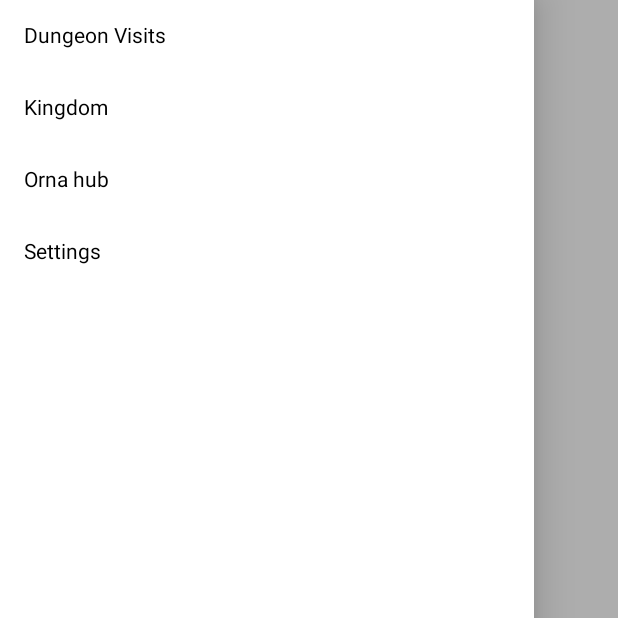
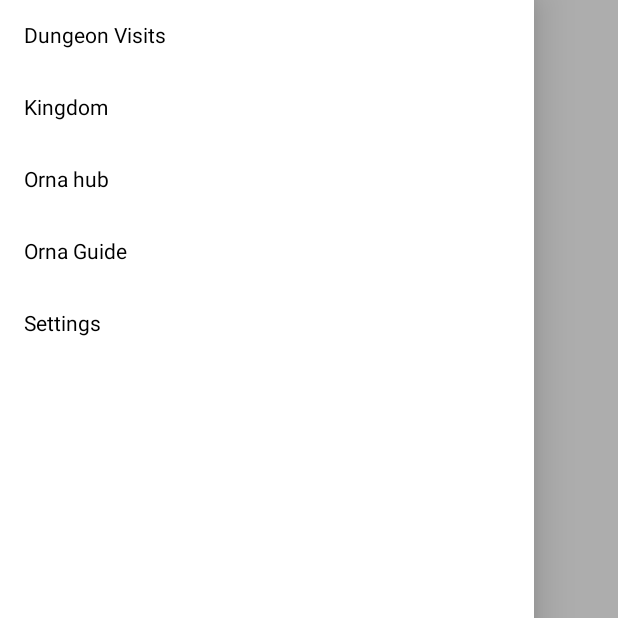
Before and after one commit to lkaino/ornaassistant, an Android app built with Jetpack Compose: the composable CustomModalDrawer shown on its own in the app's theme, after a tap on "Menu", on a phone screen of 412 x 824 dp, the top half of it. Run offline under Robolectric (Android 15) with nearby library versions, the phone set to English and light mode, and no system bars.

Commit message:
Update Themes, add Orna Guide, Remove redundant options in settings for now

```diff
--- a/app/src/main/java/com/rockethat/ornaassistant/MainActivity.kt
+++ b/app/src/main/java/com/rockethat/ornaassistant/MainActivity.kt
@@ -125,7 +125,7 @@
             val notification = NotificationCompat.Builder(this, CHANNEL_ID)
                 .setContentTitle("App is Running")
                 .setContentText("Tap to open.")
-                .setSmallIcon(R.drawable.ic_notification) // Replace with your app's notification icon
+                .setSmallIcon(R.drawable.ric_notification)
                 .setOngoing(true)
                 .build()
 
--- a/app/src/main/java/com/rockethat/ornaassistant/ModalNavigationDrawer.kt
+++ b/app/src/main/java/com/rockethat/ornaassistant/ModalNavigationDrawer.kt
@@ -22,7 +22,7 @@
 fun CustomModalDrawer(context: Context) {
     val drawerState = rememberDrawerState(initialValue = DrawerValue.Closed)
     val coroutineScope = rememberCoroutineScope() // Create a coroutine scope
-    val items = listOf("Dungeon Visits", "Kingdom", "Orna hub", "Settings")
+    val items = listOf("Dungeon Visits", "Kingdom", "Orna hub", "Orna Guide", "Settings")
 
     ModalDrawer(
         drawerState = drawerState,
@@ -51,6 +51,9 @@
         }
         "Orna hub" -> {
             context.startActivity(Intent(context, OrnaHubActivity::class.java))
+        }
+        "Orna Guide" -> {
+        context.startActivity(Intent(context, OrnaGuideActivity::class.java))
         }
         "Settings" -> {
             context.startActivity(Intent(context, SettingsActivity::class.java))
--- a/app/src/main/java/com/rockethat/ornaassistant/ui/fragment/SettingFragment.kt
+++ b/app/src/main/java/com/rockethat/ornaassistant/ui/fragment/SettingFragment.kt
@@ -1,4 +1,4 @@
-package com.lloir.ornaassistant.ui.fragment
+package com.rockethat.ornaassistant.ui.fragment
 
 import android.content.Intent
 import android.os.Build
@@ -10,7 +10,7 @@
 import androidx.preference.Preference
 import androidx.preference.PreferenceFragmentCompat
 import androidx.preference.PreferenceManager
-import com.lloir.ornaassistant.R
+import com.rockethat.ornaassistant.R
 
 class SettingFragment : PreferenceFragmentCompat() {
     override fun onCreatePreferences(savedInstanceState: Bundle?, rootKey: String?) {
--- a/app/src/main/res/values-night/themes.xml
+++ b/app/src/main/res/values-night/themes.xml
@@ -14,18 +14,18 @@
         <item name="colorTertiaryContainer">@color/md_theme_dark_tertiaryContainer</item>
         <item name="colorOnTertiaryContainer">@color/md_theme_dark_onTertiaryContainer</item>
         <item name="colorError">@color/md_theme_dark_error</item>
+        <item name="colorOnError">@color/md_theme_dark_onError</item>
         <item name="colorErrorContainer">@color/md_theme_dark_errorContainer</item>
-        <item name="colorOnError">@color/md_theme_dark_onError</item>
         <item name="colorOnErrorContainer">@color/md_theme_dark_onErrorContainer</item>
+        <item name="colorOutline">@color/md_theme_dark_outline</item>
         <item name="android:colorBackground">@color/md_theme_dark_background</item>
         <item name="colorOnBackground">@color/md_theme_dark_onBackground</item>
         <item name="colorSurface">@color/md_theme_dark_surface</item>
         <item name="colorOnSurface">@color/md_theme_dark_onSurface</item>
         <item name="colorSurfaceVariant">@color/md_theme_dark_surfaceVariant</item>
         <item name="colorOnSurfaceVariant">@color/md_theme_dark_onSurfaceVariant</item>
-        <item name="colorOutline">@color/md_theme_dark_outline</item>
+        <item name="colorSurfaceInverse">@color/md_theme_dark_inverseSurface</item>
         <item name="colorOnSurfaceInverse">@color/md_theme_dark_inverseOnSurface</item>
-        <item name="colorSurfaceInverse">@color/md_theme_dark_inverseSurface</item>
         <item name="colorPrimaryInverse">@color/md_theme_dark_inversePrimary</item>
     </style>
 </resources>
--- a/app/src/main/res/values/colors.xml
+++ b/app/src/main/res/values/colors.xml
@@ -1,70 +1,66 @@
 
 <resources>
-    <color name="md_theme_light_primary">#006B5F</color>
+    <color name="seed">#6750A4</color>
+    <color name="md_theme_light_primary">#6750A4</color>
     <color name="md_theme_light_onPrimary">#FFFFFF</color>
-    <color name="md_theme_light_primaryContainer">#64F9E4</color>
-    <color name="md_theme_light_onPrimaryContainer">#00201C</color>
-    <color name="md_theme_light_secondary">#9B4500</color>
+    <color name="md_theme_light_primaryContainer">#EADDFF</color>
+    <color name="md_theme_light_onPrimaryContainer">#21005D</color>
+    <color name="md_theme_light_secondary">#625B71</color>
     <color name="md_theme_light_onSecondary">#FFFFFF</color>
-    <color name="md_theme_light_secondaryContainer">#FFDBCA</color>
-    <color name="md_theme_light_onSecondaryContainer">#331200</color>
-    <color name="md_theme_light_tertiary">#005FAC</color>
+    <color name="md_theme_light_secondaryContainer">#E8DEF8</color>
+    <color name="md_theme_light_onSecondaryContainer">#1D192B</color>
+    <color name="md_theme_light_tertiary">#7D5260</color>
     <color name="md_theme_light_onTertiary">#FFFFFF</color>
-    <color name="md_theme_light_tertiaryContainer">#D4E3FF</color>
-    <color name="md_theme_light_onTertiaryContainer">#001C39</color>
-    <color name="md_theme_light_error">#BA1A1A</color>
-    <color name="md_theme_light_errorContainer">#FFDAD6</color>
+    <color name="md_theme_light_tertiaryContainer">#FFD8E4</color>
+    <color name="md_theme_light_onTertiaryContainer">#31111D</color>
+    <color name="md_theme_light_error">#B3261E</color>
     <color name="md_theme_light_onError">#FFFFFF</color>
-    <color name="md_theme_light_onErrorContainer">#410002</color>
-    <color name="md_theme_light_background">#FAFCFF</color>
-    <color name="md_theme_light_onBackground">#001F2A</color>
-    <color name="md_theme_light_surface">#FAFCFF</color>
-    <color name="md_theme_light_onSurface">#001F2A</color>
-    <color name="md_theme_light_surfaceVariant">#DAE5E1</color>
-    <color name="md_theme_light_onSurfaceVariant">#3F4946</color>
-    <color name="md_theme_light_outline">#6F7976</color>
-    <color name="md_theme_light_inverseOnSurface">#E1F4FF</color>
-    <color name="md_theme_light_inverseSurface">#003547</color>
-    <color name="md_theme_light_inversePrimary">#3FDDC8</color>
+    <color name="md_theme_light_errorContainer">#F9DEDC</color>
+    <color name="md_theme_light_onErrorContainer">#410E0B</color>
+    <color name="md_theme_light_outline">#79747E</color>
+    <color name="md_theme_light_background">#FFFBFE</color>
+    <color name="md_theme_light_onBackground">#1C1B1F</color>
+    <color name="md_theme_light_surface">#FFFBFE</color>
+    <color name="md_theme_light_onSurface">#1C1B1F</color>
+    <color name="md_theme_light_surfaceVariant">#E7E0EC</color>
+    <color name="md_theme_light_onSurfaceVariant">#49454F</color>
+    <color name="md_theme_light_inverseSurface">#313033</color>
+    <color name="md_theme_light_inverseOnSurface">#F4EFF4</color>
+    <color name="md_theme_light_inversePrimary">#D0BCFF</color>
     <color name="md_theme_light_shadow">#000000</color>
-    <color name="md_theme_light_surfaceTint">#006B5F</color>
-    <color name="md_theme_light_outlineVariant">#BEC9C5</color>
+    <color name="md_theme_light_surfaceTint">#6750A4</color>
+    <color name="md_theme_light_outlineVariant">#CAC4D0</color>
     <color name="md_theme_light_scrim">#000000</color>
-    <color name="md_theme_dark_primary">#3FDDC8</color>
-    <color name="md_theme_dark_onPrimary">#003731</color>
-    <color name="md_theme_dark_primaryContainer">#005047</color>
-    <color name="md_theme_dark_onPrimaryContainer">#64F9E4</color>
-    <color name="md_theme_dark_secondary">#FFB68E</color>
-    <color name="md_theme_dark_onSecondary">#532200</color>
-    <color name="md_theme_dark_secondaryContainer">#763300</color>
-    <color name="md_theme_dark_onSecondaryContainer">#FFDBCA</color>
-    <color name="md_theme_dark_tertiary">#A4C9FF</color>
-    <color name="md_theme_dark_onTertiary">#00315D</color>
-    <color name="md_theme_dark_tertiaryContainer">#004883</color>
-    <color name="md_theme_dark_onTertiaryContainer">#D4E3FF</color>
-    <color name="md_theme_dark_error">#FFB4AB</color>
-    <color name="md_theme_dark_errorContainer">#93000A</color>
-    <color name="md_theme_dark_onError">#690005</color>
-    <color name="md_theme_dark_onErrorContainer">#FFDAD6</color>
-    <color name="md_theme_dark_background">#001F2A</color>
-    <color name="md_theme_dark_onBackground">#BFE9FF</color>
-    <color name="md_theme_dark_surface">#001F2A</color>
-    <color name="md_theme_dark_onSurface">#BFE9FF</color>
-    <color name="md_theme_dark_surfaceVariant">#3F4946</color>
-    <color name="md_theme_dark_onSurfaceVariant">#BEC9C5</color>
-    <color name="md_theme_dark_outline">#899390</color>
-    <color name="md_theme_dark_inverseOnSurface">#001F2A</color>
-    <color name="md_theme_dark_inverseSurface">#BFE9FF</color>
-    <color name="md_theme_dark_inversePrimary">#006B5F</color>
+    <color name="md_theme_dark_primary">#D0BCFF</color>
+    <color name="md_theme_dark_onPrimary">#381E72</color>
+    <color name="md_theme_dark_primaryContainer">#4F378B</color>
+    <color name="md_theme_dark_onPrimaryContainer">#EADDFF</color>
+    <color name="md_theme_dark_secondary">#CCC2DC</color>
+    <color name="md_theme_dark_onSecondary">#332D41</color>
+    <color name="md_theme_dark_secondaryContainer">#4A4458</color>
+    <color name="md_theme_dark_onSecondaryContainer">#E8DEF8</color>
+    <color name="md_theme_dark_tertiary">#EFB8C8</color>
+    <color name="md_theme_dark_onTertiary">#492532</color>
+    <color name="md_theme_dark_tertiaryContainer">#633B48</color>
+    <color name="md_theme_dark_onTertiaryContainer">#FFD8E4</color>
+    <color name="md_theme_dark_error">#F2B8B5</color>
+    <color name="md_theme_dark_onError">#601410</color>
+    <color name="md_theme_dark_errorContainer">#8C1D18</color>
+    <color name="md_theme_dark_onErrorContainer">#F9DEDC</color>
+    <color name="md_theme_dark_outline">#938F99</color>
+    <color name="md_theme_dark_background">#1C1B1F</color>
+    <color name="md_theme_dark_onBackground">#E6E1E5</color>
+    <color name="md_theme_dark_surface">#1C1B1F</color>
+    <color name="md_theme_dark_onSurface">#E6E1E5</color>
+    <color name="md_theme_dark_surfaceVariant">#49454F</color>
+    <color name="md_theme_dark_onSurfaceVariant">#CAC4D0</color>
+    <color name="md_theme_dark_inverseSurface">#E6E1E5</color>
+    <color name="md_theme_dark_inverseOnSurface">#313033</color>
+    <color name="md_theme_dark_inversePrimary">#6750A4</color>
     <color name="md_theme_dark_shadow">#000000</color>
-    <color name="md_theme_dark_surfaceTint">#3FDDC8</color>
-    <color name="md_theme_dark_outlineVariant">#3F4946</color>
+    <color name="md_theme_dark_surfaceTint">#D0BCFF</color>
+    <color name="md_theme_dark_outlineVariant">#49454F</color>
     <color name="md_theme_dark_scrim">#000000</color>
-    <color name="overlayShadowColor">#66000000</color>
+    <color name="overlayShadowColor">#FF0000</color>
     <color name="overlayWhite">#FFFFFF</color>
-    <!-- Material 3 color definitions -->
-    <color name="seed">#00c3af</color>
-
-
-
 </resources>
--- a/app/src/main/res/values/themes.xml
+++ b/app/src/main/res/values/themes.xml
@@ -14,18 +14,18 @@
         <item name="colorTertiaryContainer">@color/md_theme_light_tertiaryContainer</item>
         <item name="colorOnTertiaryContainer">@color/md_theme_light_onTertiaryContainer</item>
         <item name="colorError">@color/md_theme_light_error</item>
+        <item name="colorOnError">@color/md_theme_light_onError</item>
         <item name="colorErrorContainer">@color/md_theme_light_errorContainer</item>
-        <item name="colorOnError">@color/md_theme_light_onError</item>
         <item name="colorOnErrorContainer">@color/md_theme_light_onErrorContainer</item>
+        <item name="colorOutline">@color/md_theme_light_outline</item>
         <item name="android:colorBackground">@color/md_theme_light_background</item>
         <item name="colorOnBackground">@color/md_theme_light_onBackground</item>
         <item name="colorSurface">@color/md_theme_light_surface</item>
         <item name="colorOnSurface">@color/md_theme_light_onSurface</item>
         <item name="colorSurfaceVariant">@color/md_theme_light_surfaceVariant</item>
         <item name="colorOnSurfaceVariant">@color/md_theme_light_onSurfaceVariant</item>
-        <item name="colorOutline">@color/md_theme_light_outline</item>
+        <item name="colorSurfaceInverse">@color/md_theme_light_inverseSurface</item>
         <item name="colorOnSurfaceInverse">@color/md_theme_light_inverseOnSurface</item>
-        <item name="colorSurfaceInverse">@color/md_theme_light_inverseSurface</item>
         <item name="colorPrimaryInverse">@color/md_theme_light_inversePrimary</item>
     </style>
 </resources>
```
Also changed, not shown: app/src/main/AndroidManifest.xml (+11 -0 lines), app/src/main/java/com/rockethat/ornaassistant/OrnaGuideActivity.kt (added, +49 -0 lines), app/src/main/res/drawable-anydpi/ric_notification.xml (added, +15 -0 lines), app/src/main/res/layout/activity_ornaguide.xml (added, +10 -0 lines), app/src/main/res/values/strings.xml (+4 -5 lines), app/src/main/res/xml/main_preference.xml (+0 -22 lines), app/src/main/res/drawable-hdpi/ric_notification.png (added), app/src/main/res/drawable-mdpi/ric_notification.png (added), app/src/main/res/drawable-xhdpi/ric_notification.png (added), app/src/main/res/drawable-xxhdpi/ric_notification.png (added).
